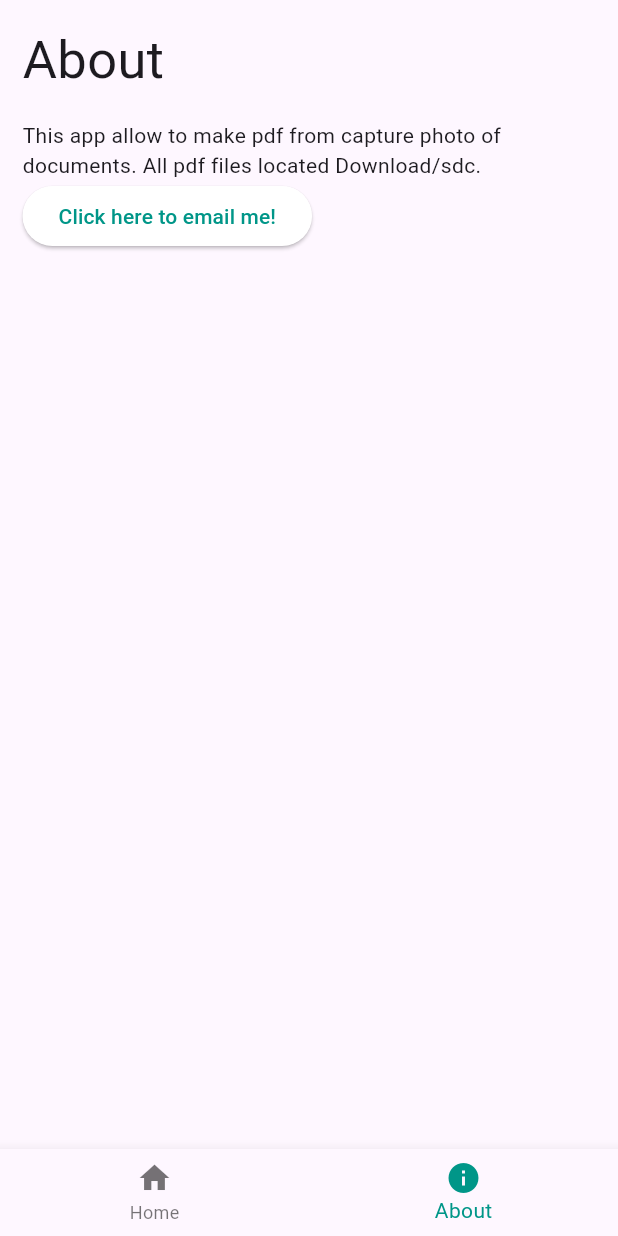
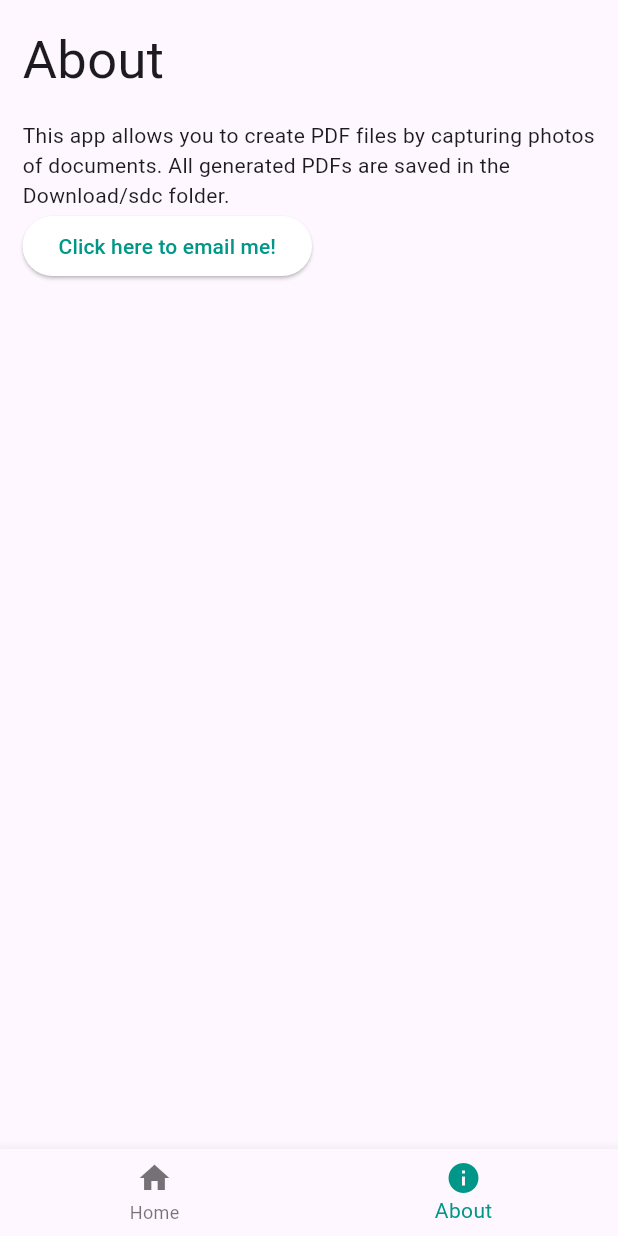
Before and after one commit to nguyentu43/simple-document-scanner, a Flutter app: the screen it shows after launch, item 2 of the bottom bar chosen, on a phone screen of 412 x 824 dp. Run offline on Flutter 3.47's test engine with Material 3 defaults, Android fonts, the phone set to English and light mode, and no system bars; our stand-ins replace device_info_plus, open_filex, permission_handler, photo_view, reorderable_grid_view; missing offline and left inert: cunning_document_scanner, lecle_downloads_path_provider.

Commit message:
update sdk android 35

```diff
--- a/lib/main.dart
+++ b/lib/main.dart
@@ -83,8 +83,7 @@ class MainApp extends StatelessWidget {
               return FutureBuilder(
                 future: _initApp(context),
                 builder: (context, snapshot) {
-                  if (snapshot.connectionState == ConnectionState.done) {
-                    if (snapshot.data!) {
+                  if (snapshot.hasData) {
                     if (context.watch<TabProvider>().tab == MyTab.home) {
                       return const HomeScreen();
                     }
@@ -92,7 +91,6 @@ class MainApp extends StatelessWidget {
                       return const AboutScreen();
                     }
                     throw Exception("Tab not found");
-                    }
                   }
                   return const Center(child: CircularProgressIndicator());
                 },
--- a/lib/screens/about.dart
+++ b/lib/screens/about.dart
@@ -20,7 +20,7 @@ class AboutScreen extends StatelessWidget {
               ),
             ),
             const Text(
-              "This app allow to make pdf from capture photo of documents. All pdf files located Download/sdc.",
+              "This app allows you to create PDF files by capturing photos of documents. All generated PDFs are saved in the Download/sdc folder.",
             ),
             ElevatedButton(
                 onPressed: () {
--- a/lib/screens/home.dart
+++ b/lib/screens/home.dart
@@ -3,7 +3,7 @@ import 'dart:io';
 
 import 'package:flutter/material.dart';
 import 'package:intl/intl.dart';
-import 'package:open_file_plus/open_file_plus.dart';
+import 'package:open_filex/open_filex.dart';
 import 'package:simple_document_scanner/utils/app.dart';
 
 class HomeScreen extends StatefulWidget {
@@ -86,7 +86,7 @@ class _HomeScreenState extends State<HomeScreen> {
                             Expanded(
                               child: InkWell(
                                 onTap: () {
-                                  OpenFile.open(e.path);
+                                  OpenFilex.open(e.path);
                                 },
                                 child: Padding(
                                   padding: const EdgeInsets.all(15.0),
```
Also changed, not shown: lib/screens/scanner.dart (+6 -4 lines), pubspec.yaml (+8 -9 lines), pubspec.lock, 5 other files. Lines whose indentation alone changed are shown as unchanged.
